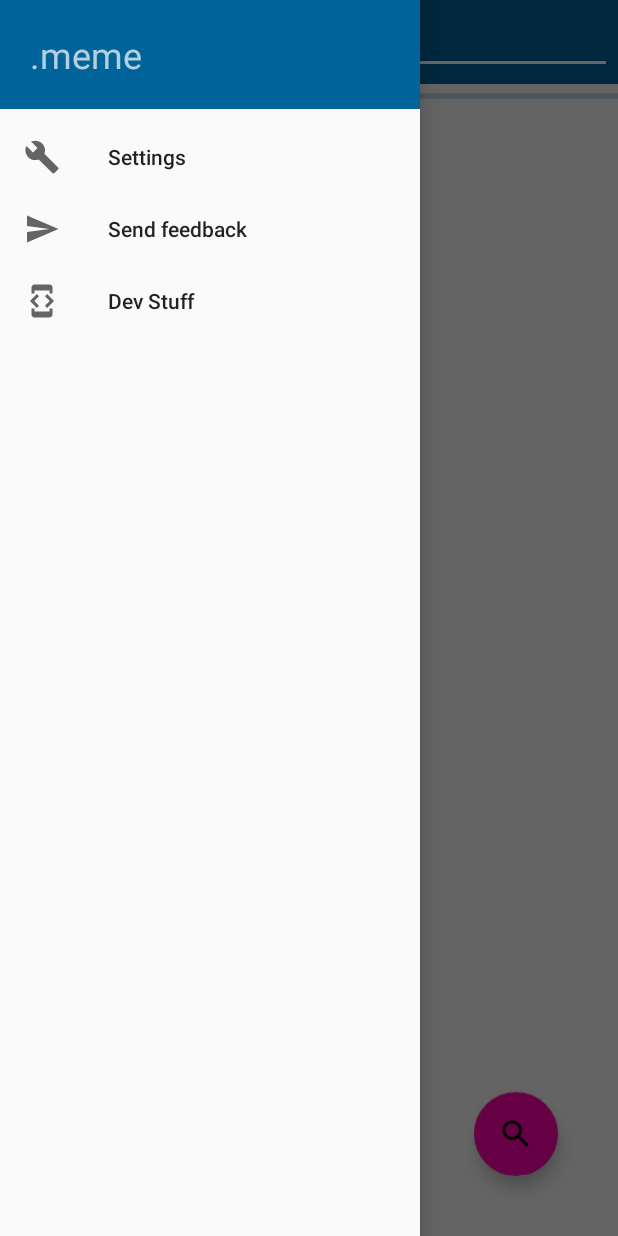
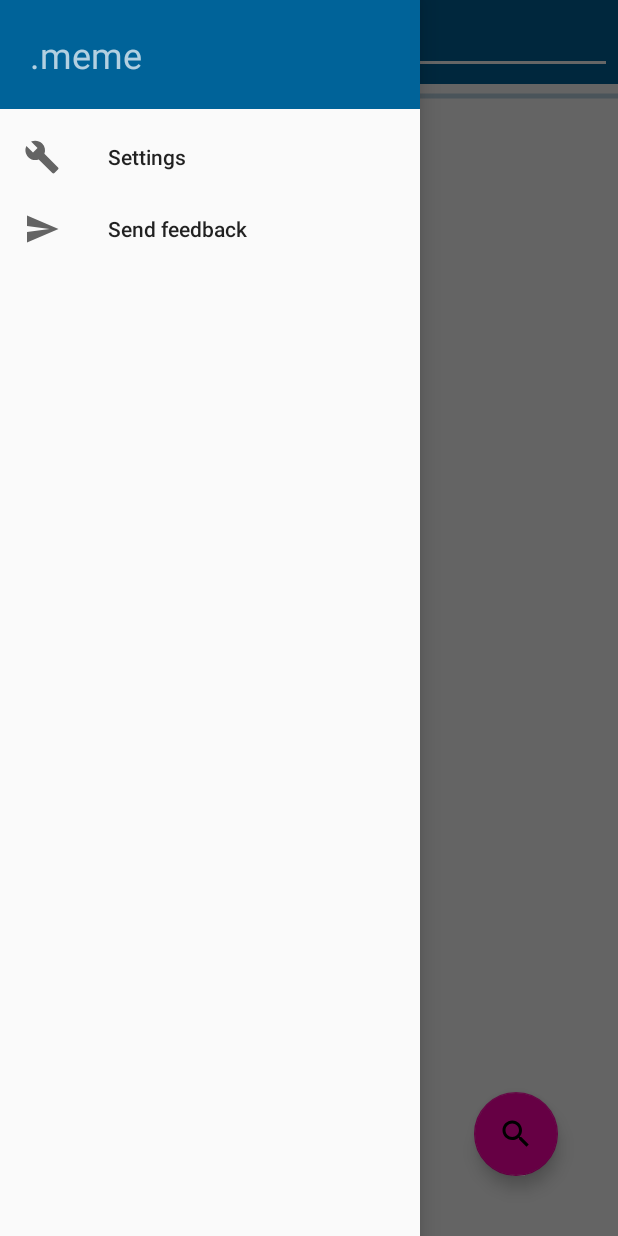
Before and after one commit to TheLastGimbus/.meme, an Android app: the screen it shows after launch (MainActivity), with the side drawer open, on a phone screen of 412 x 824 dp. Run offline under Robolectric (Android 15) with nearby library versions, the phone set to English and light mode, and no system bars; our stand-ins replace Picasso; libraries missing offline, so code that uses them is left out: com.google.firebase.ml, com.google.firebase.perf, io.doorbell.android, io.realm; Roboto replaces fonts that are not available here; 10 statements that could not run were skipped.

Commit message:
Deleted "Dev stuff", from navigation drawer, but not dev stuff activity itself, it might be useful some day. This is probably the last commit until pushing this baby to the play store :))))

```diff
--- a/app/src/main/java/com/soszynski/mateusz/dotmeme/MainActivity.kt
+++ b/app/src/main/java/com/soszynski/mateusz/dotmeme/MainActivity.kt
@@ -386,10 +386,6 @@ class MainActivity : AppCompatActivity(), NavigationView.OnNavigationItemSelecte
                 door.emailField.setHint(R.string.doorbell_field_hint_email)
                 door.show()
             }
-            R.id.nav_dev_stuff -> {
-                val intent = Intent(this, DevStuffActivity::class.java)
-                startActivity(intent)
-            }
         }
 
         drawer_layout.closeDrawer(GravityCompat.START)
--- a/app/src/main/res/menu/activity_main_drawer.xml
+++ b/app/src/main/res/menu/activity_main_drawer.xml
@@ -13,9 +13,4 @@
         android:icon="@drawable/ic_menu_send"
         android:title="@string/navigation_drawer_item_send_feedback" />
 
-    <item
-        android:id="@+id/nav_dev_stuff"
-        android:icon="@drawable/ic_developer_mode_black_24dp"
-        android:title="Dev Stuff" />
-
 </menu>
```
